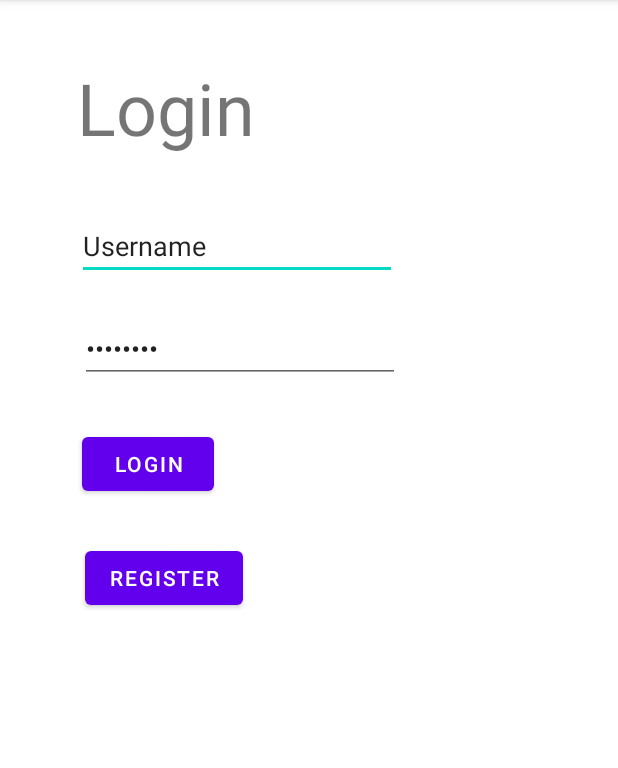
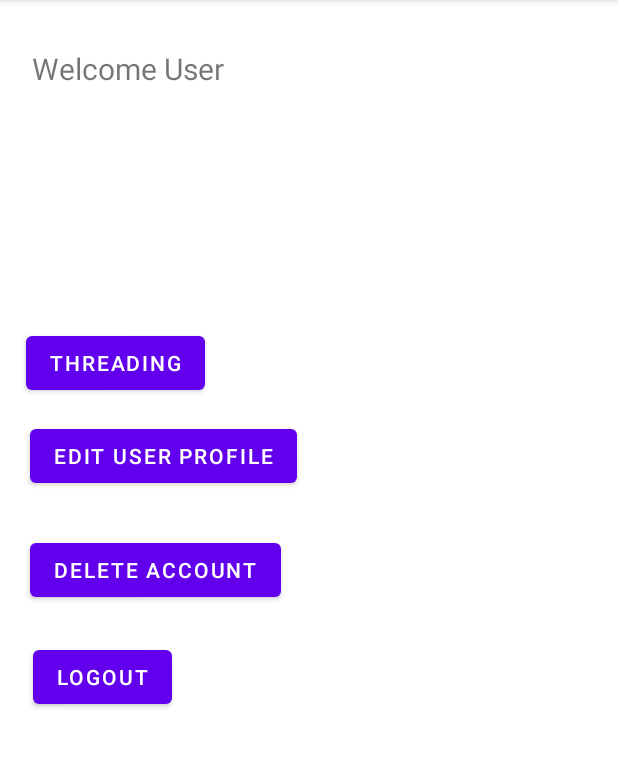
Before and after one commit to melloXmarkerade/Eldriod42Activity, an Android app: the screen it shows after launch (MainActivity before the commit, HomePage after it), after a tap on "LOGIN", on a phone screen of 412 x 824 dp, the part 84-852 px from its top. Run offline under Robolectric (Android 15) with nearby library versions, the phone set to English and light mode, and no system bars; our stand-ins replace Firebase (no records; nobody signed in at launch, a user with empty details on screens opened directly).

Commit message:
Added Threading Codes and Functionality and changes of the system flow

```diff
--- a/app/src/main/java/com/example/activity/HomePage.java
+++ b/app/src/main/java/com/example/activity/HomePage.java
@@ -2,13 +2,38 @@ package com.example.activity;
 
 import androidx.appcompat.app.AppCompatActivity;
 
+import android.content.Intent;
 import android.os.Bundle;
+import android.view.View;
+import android.widget.Button;
+
+import com.google.firebase.firestore.FirebaseFirestore;
 
 public class HomePage extends AppCompatActivity {
+
+    FirebaseFirestore db;
+    Button logout, DeleteAcc, EditAcc, ThreadingBut;
+
 
     @Override
     protected void onCreate(Bundle savedInstanceState) {
         super.onCreate(savedInstanceState);
         setContentView(R.layout.activity_home_page);
+
+        logout = findViewById(R.id.LogoutButton);
+        ThreadingBut = findViewById(R.id.threadbut);
+
+        logout.setOnClickListener(new View.OnClickListener() {
+            @Override
+            public void onClick(View v) {
+                startActivity(new Intent(HomePage.this,MainActivity.class));
+            }
+        });
+        ThreadingBut.setOnClickListener(new View.OnClickListener() {
+            @Override
+            public void onClick(View v) {
+
+            }
+        });
     }
 }
--- a/app/src/main/java/com/example/activity/MainActivity.java
+++ b/app/src/main/java/com/example/activity/MainActivity.java
@@ -5,6 +5,7 @@ import androidx.appcompat.app.AppCompatActivity;
 
 import android.content.Intent;
 import android.os.Bundle;
+import android.os.Handler;
 import android.util.Log;
 import android.view.View;
 import android.widget.Button;
@@ -24,6 +25,9 @@ public class MainActivity extends AppCompatActivity {
     FirebaseFirestore db;
     TextView Username;
     EditText password;
+    private volatile boolean stopThreadFlag = false;
+
+    private Handler mainHandler = new Handler();
 
     @Override
     protected void onCreate(Bundle savedInstanceState) {
@@ -44,6 +48,8 @@ public class MainActivity extends AppCompatActivity {
                 if(!usersearch.isEmpty())
                 {
                     SearchUser(usersearch);
+                    startThread(2);
+                    startActivity(new Intent(MainActivity.this,HomePage.class));
                 }
             }
         });
@@ -55,6 +61,42 @@ public class MainActivity extends AppCompatActivity {
             }
         });
 
+    }
+    public void startThread(int seconds)
+    {
+        for(int i=0; i< seconds; i++)
+        {
+            Log.d("Thread Activity On going", "Start Thread : " + i);
+            try
+            {
+                Thread.sleep(1000);
+            } catch (InterruptedException e)
+            {
+                e.printStackTrace();
+            }
+        }
+        GraduationThread thread = new GraduationThread(10);
+    }
+    class GraduationThread extends Thread
+    {
+        int seconds;
+        GraduationThread(int seconds)
+        {
+            this.seconds = seconds;
+        }
+        @Override
+        public void run(){
+            for(int i=0; i< seconds; i++)
+            {
+                Log.d("THREAD ACTIVITY", "Start Thread: " + i);
+                try {
+                    Thread.sleep(1000);
+                } catch (InterruptedException e)
+                {
+                    e.printStackTrace();
+                }
+            }
+        }
     }
     public void SearchUser(String Username)
     {
--- a/app/src/main/res/layout/activity_home_page.xml
+++ b/app/src/main/res/layout/activity_home_page.xml
@@ -41,7 +41,19 @@
         android:id="@+id/LogoutButton"
         android:layout_width="wrap_content"
         android:layout_height="wrap_content"
+        android:layout_marginStart="22dp"
+        android:layout_marginTop="23dp"
         android:text="Logout"
-        tools:layout_editor_absoluteX="22dp"
-        tools:layout_editor_absoluteY="427dp" />
+        app:layout_constraintStart_toStartOf="parent"
+        app:layout_constraintTop_toBottomOf="@+id/DelAccountButton" />
+
+    <Button
+        android:id="@+id/threadbut"
+        android:layout_width="wrap_content"
+        android:layout_height="wrap_content"
+        android:layout_marginStart="17dp"
+        android:layout_marginBottom="14dp"
+        android:text="Threading"
+        app:layout_constraintBottom_toTopOf="@+id/EditAccButtonHomepage"
+        app:layout_constraintStart_toStartOf="parent" />
 </androidx.constraintlayout.widget.ConstraintLayout>
```
Also changed, not shown: app/src/main/AndroidManifest.xml (+7 -0 lines), app/src/main/java/com/example/activity/RegisterPage.java (+43 -0 lines), app/src/main/java/com/example/activity/ThreadingPage.java (added, +14 -0 lines), app/src/main/res/layout/activity_threading_page.xml (added, +9 -0 lines).
